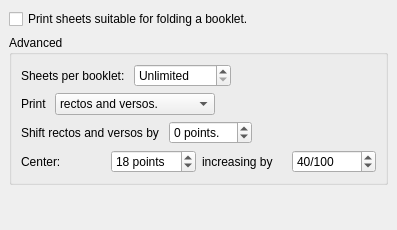
Qt form src/qdjviewexportps3.ui (barak/djview4) before a commit.
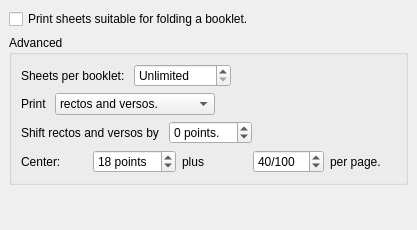
The same form after that commit.

The edit to the form file:
```diff
--- a/src/qdjviewexportps3.ui
+++ b/src/qdjviewexportps3.ui
@@ -8,7 +8,7 @@
    <rect>
     <x>0</x>
     <y>0</y>
-    <width>397</width>
+    <width>417</width>
     <height>230</height>
    </rect>
   </property>
@@ -213,7 +213,7 @@
         <item>
          <widget class="QLabel" name="centerIncreaseLabel" >
           <property name="text" >
-           <string>increasing by</string>
+           <string>plus</string>
           </property>
          </widget>
         </item>
@@ -233,6 +233,13 @@
           </property>
          </widget>
         </item>
+        <item>
+         <widget class="QLabel" name="perPageLabel" >
+          <property name="text" >
+           <string>per page.</string>
+          </property>
+         </widget>
+        </item>
        </layout>
       </item>
      </layout>
```
